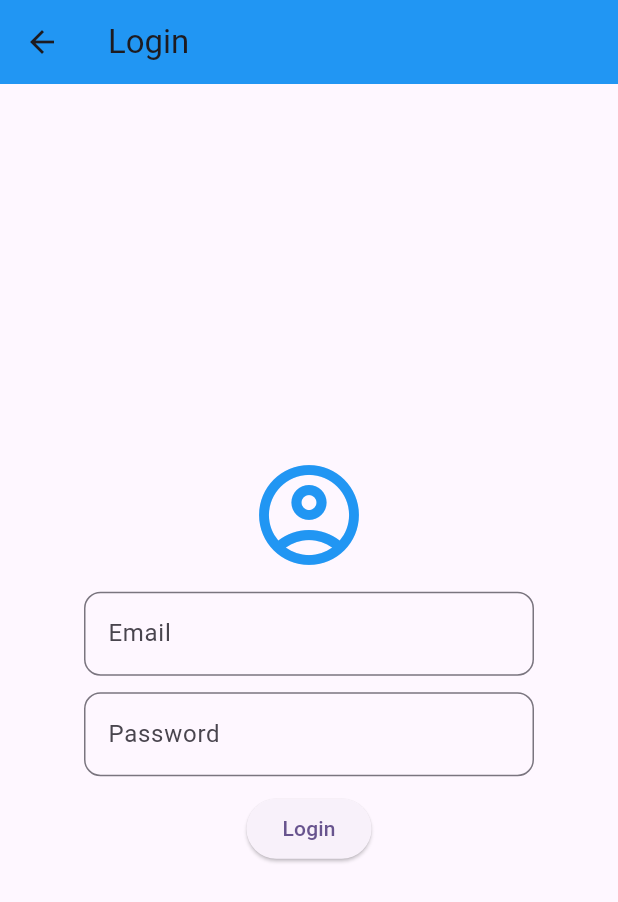
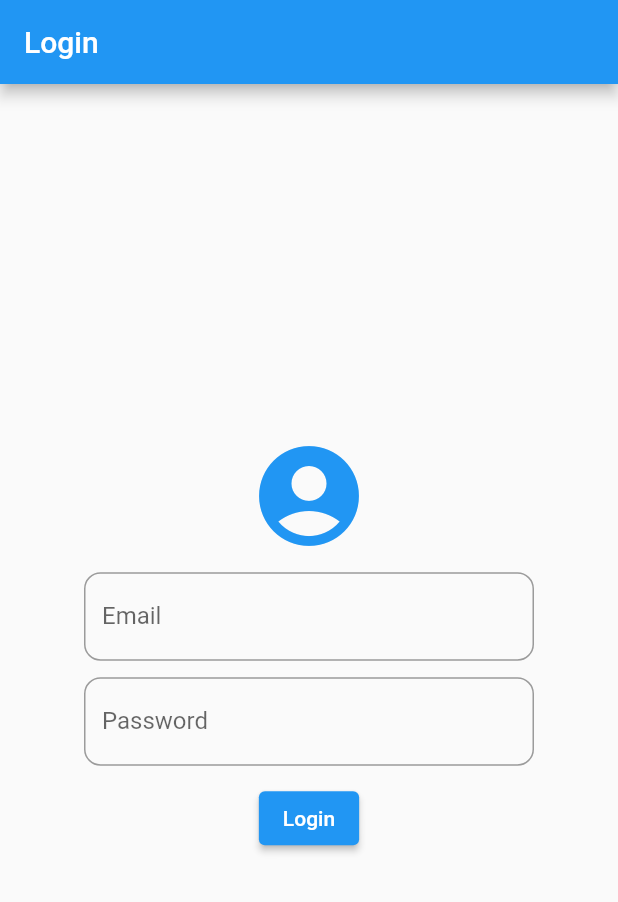
Before and after one commit to sthnischal/Flutter-Basics, a Flutter app: the screen it shows after launch, on a phone screen of 412 x 824 dp. Shown: the top 902 px of the screen. Run offline on Flutter 3.47's test engine with Material 2 defaults, Android fonts, the phone set to English and light mode, and no system bars; our stand-ins replace shared_preferences.

Commit message:
adding some final design on all pages and need to do shared preferences.

```diff
--- a/loginapp/lib/login_page.dart
+++ b/loginapp/lib/login_page.dart
@@ -1,63 +1,89 @@
-import 'package:flutter/cupertino.dart';
-import 'main.dart';
 import 'package:flutter/material.dart';
 import 'home_page.dart';
 
-class LoginPage extends StatelessWidget {
+class LoginPage extends StatefulWidget {
+  LoginPage({super.key});
+
+  @override
+  State<LoginPage> createState() => _LoginPageState();
+}
+
+class _LoginPageState extends State<LoginPage> {
   var unameController = TextEditingController();
+
   var passController = TextEditingController();
+
+  var output = '';
+
   @override
   Widget build(BuildContext context) {
     return Scaffold(
       appBar: AppBar(
-        title: Text('Login'),
+        title: const Text('Login'),
         backgroundColor: Colors.blue,
       ),
       body: Center(
-          child: Container(
+          child: SizedBox(
         width: 300,
         height: 300,
         child: Column(
           mainAxisAlignment: MainAxisAlignment.center,
           children: [
-            Icon(
-              Icons.account_circle_outlined,
+            const Icon(
+              Icons.account_circle,
               color: Colors.blue,
               size: 80,
             ),
-            SizedBox(
+            const SizedBox(
               height: 11,
             ),
             TextField(
               controller: unameController,
               decoration: InputDecoration(
-                  label: Text('Email'),
+                  label: const Text('Email'),
                   border: OutlineInputBorder(
                       borderRadius: BorderRadius.circular(11))),
             ),
-            SizedBox(
+            const SizedBox(
               height: 11,
             ),
             TextField(
               controller: passController,
+              obscureText: true,
+              obscuringCharacter: '*',
               decoration: InputDecoration(
-                  label: Text('Password'),
+                  label: const Text('Password'),
                   border: OutlineInputBorder(
                       borderRadius: BorderRadius.circular(11))),
             ),
-            SizedBox(
+            const SizedBox(
               height: 11,
             ),
             ElevatedButton(
               onPressed: () {
-                Navigator.pushReplacement(
-                    context,
-                    MaterialPageRoute(
-                      builder: (context) => HomePage(),
-                    ));
+                var un = unameController.text.toString();
+                var pa = passController.text.toString();
+
+                if (un != '' && pa != '') {
+                  Navigator.push(
+                      context,
+                      MaterialPageRoute(
+                        builder: (context) => const HomePage(),
+                      ));
+                } else {
+                  setState(() {});
+                  output = 'Enter Email and Password';
+                }
               },
-              child: Text('Login'),
-            )
+              child: const Text('Login'),
+            ),
+            SizedBox(
+              height: 4,
+            ),
+            Text(
+              output,
+              style: TextStyle(fontSize: 14),
+            ),
           ],
         ),
       )),
--- a/loginapp/lib/main.dart
+++ b/loginapp/lib/main.dart
@@ -16,8 +16,7 @@ class MyApp extends StatelessWidget {
     return MaterialApp(
       title: 'Login',
       theme: ThemeData(
-        colorScheme: ColorScheme.fromSeed(seedColor: Colors.deepPurple),
-        useMaterial3: true,
+        primarySwatch: Colors.blue,
       ),
       debugShowCheckedModeBanner: false,
       home: SplashScreen(),
@@ -26,6 +25,8 @@ class MyApp extends StatelessWidget {
 }
 
 class SplashScreen extends StatefulWidget {
+  const SplashScreen({super.key});
+
   @override
   State<SplashScreen> createState() => _SplashScreen();
 }
@@ -36,8 +37,8 @@ class _SplashScreen extends State<SplashScreen> {
     // TODO: implement initState
     super.initState();
 
-    Timer(Duration(seconds: 2), () {
-      Navigator.push(
+    Timer(const Duration(seconds: 2), () {
+      Navigator.pushReplacement(
           context,
           MaterialPageRoute(
             builder: (context) => LoginPage(),
@@ -52,7 +53,7 @@ class _SplashScreen extends State<SplashScreen> {
           color: Colors.blue,
           child: Center(
             child: Container(
-                child: Icon(
+                child: const Icon(
               Icons.account_circle,
               color: Colors.white,
               size: 60,
```
Also changed, not shown: loginapp/lib/home_page.dart (+12 -9 lines).
